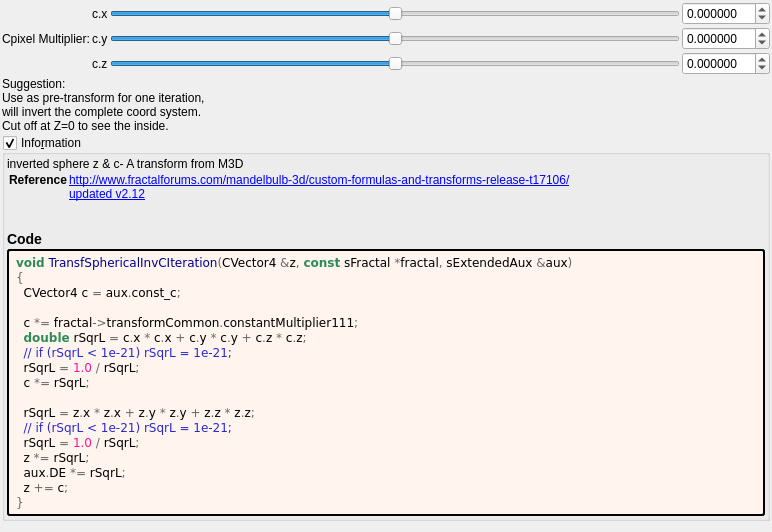
buddhi1980/mandelbulber2, file mandelbulber2/formula/ui/fractal_transf_spherical_inv_c.ui: the form before one commit.
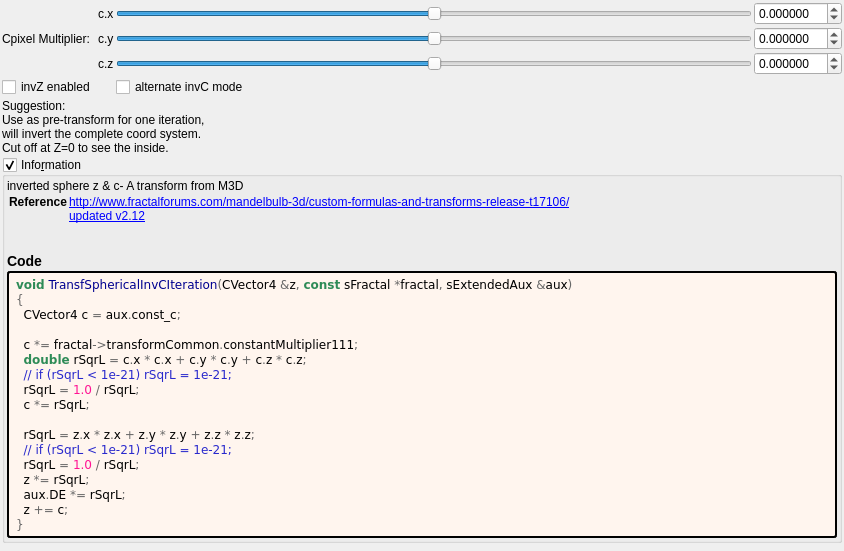
The form after the commit. Custom widgets are drawn as their Qt base class.

Commit message: rehash of transf spherical inv_c with more options

Diff of the .ui file:
```diff
--- a/mandelbulber2/formula/ui/fractal_transf_spherical_inv_c.ui
+++ b/mandelbulber2/formula/ui/fractal_transf_spherical_inv_c.ui
@@ -6,8 +6,8 @@
    <rect>
     <x>0</x>
     <y>0</y>
-    <width>772</width>
-    <height>532</height>
+    <width>844</width>
+    <height>551</height>
    </rect>
   </property>
   <property name="windowTitle">
@@ -221,6 +221,20 @@
        </property>
       </widget>
      </item>
+     <item row="3" column="0">
+      <widget class="QCheckBox" name="checkBox_transf_function_enabledAw_false">
+       <property name="text">
+        <string>invZ enabled</string>
+       </property>
+      </widget>
+     </item>
+     <item row="3" column="2">
+      <widget class="QCheckBox" name="checkBox_transf_function_enabled_false">
+       <property name="text">
+        <string>alternate invC mode</string>
+       </property>
+      </widget>
+     </item>
     </layout>
    </item>
    <item>
```
Left out of the diff: 2 changed lines with no effect on the pictures. The commit also changes 1 other file.
